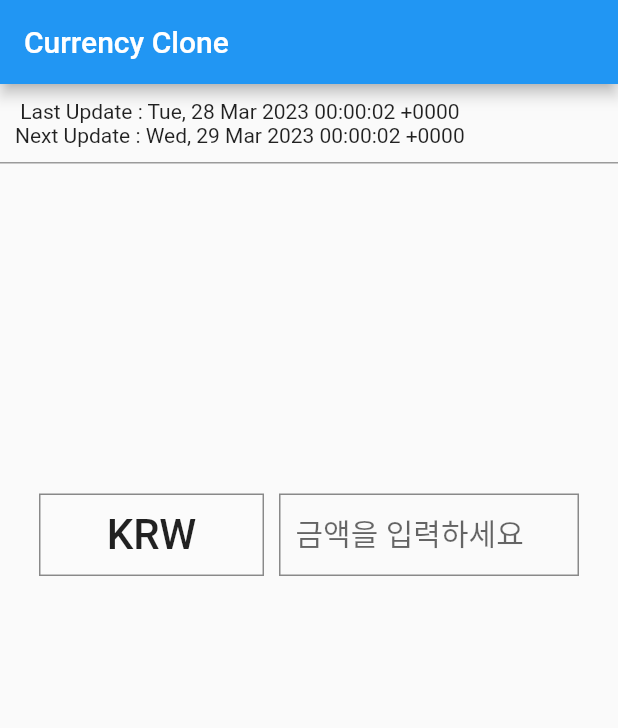
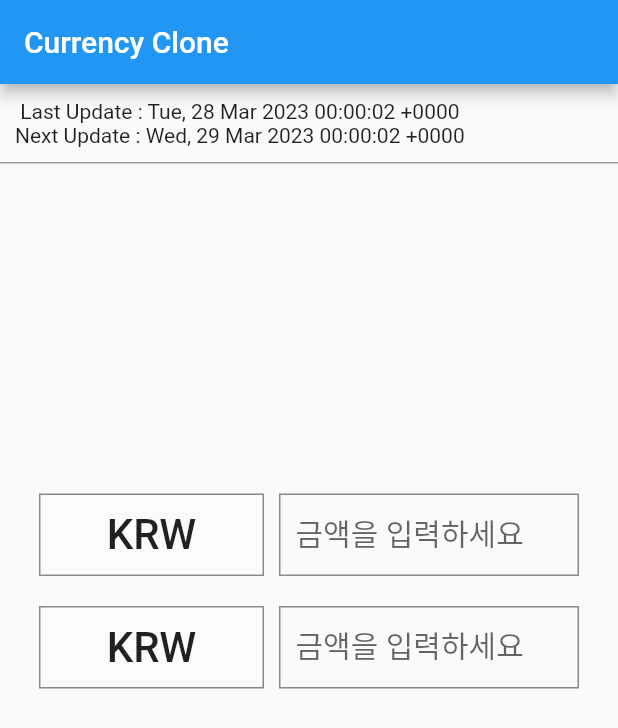
Before and after one commit to wyongjae/currency_info_prac_clone, a Flutter app: the screen it shows after launch, on a phone screen of 412 x 824 dp. Shown: the top 728 px of the screen. Run offline on Flutter 3.47's test engine with Material 2 defaults, Android fonts, the light colour scheme and no system bars; our stand-ins replace freezed_annotation.

Commit message:
1. Add: setNation, changeMoney method in CurrencyViewModel

```diff
--- a/lib/data/data_source/currency_api.dart
+++ b/lib/data/data_source/currency_api.dart
@@ -6,6 +6,7 @@ import 'package:http/http.dart' as http;
 class CurrencyApi {
   final http.Client _client;
 
+  // 선택 매개변수
   CurrencyApi({http.Client? client}) : _client = (client ?? http.Client());
 
   Future<Currency> fetch() async {
--- a/lib/main.dart
+++ b/lib/main.dart
@@ -12,7 +12,6 @@ void main() {
 class MyApp extends StatelessWidget {
   const MyApp({super.key});
 
-  // This widget is the root of your application.
   @override
   Widget build(BuildContext context) {
     return MultiProvider(
--- a/lib/presentation/currency_screen/currency_screen.dart
+++ b/lib/presentation/currency_screen/currency_screen.dart
@@ -11,6 +11,7 @@ class CurrencyScreen extends StatefulWidget {
 
 class _CurrencyScreenState extends State<CurrencyScreen> {
   final _firstController = TextEditingController();
+  final _secondController = TextEditingController();
 
   @override
   void initState() {
@@ -19,6 +20,13 @@ class _CurrencyScreenState extends State<CurrencyScreen> {
       final viewModel = context.read<CurrencyScreenViewModel>();
       viewModel.fetch();
     });
+  }
+
+  @override
+  void dispose() {
+    super.dispose();
+    _firstController.dispose();
+    _secondController.dispose();
   }
 
   @override
@@ -79,7 +87,10 @@ class _CurrencyScreenState extends State<CurrencyScreen> {
                                     state.conversionRates[index];
 
                                 return InkWell(
-                                  onTap: () {},
+                                  onTap: () {
+                                    viewModel.setNation(conversionRates);
+                                    Navigator.pop(context);
+                                  },
                                   child: ListTile(
                                     title: Text(conversionRates.nation),
                                     trailing: Text('${conversionRates.rate}'),
@@ -119,11 +130,103 @@ class _CurrencyScreenState extends State<CurrencyScreen> {
                     color: Colors.black45,
                   ),
                 ),
-                child: TextFormField(
+                child: TextField(
                   style: const TextStyle(fontSize: 20),
                   controller: _firstController,
                   keyboardType: TextInputType.number,
-                  onChanged: (text) {},
+                  onChanged: (text) {
+                    viewModel.changeFirstMoney(_firstController.text);
+                  },
+                  decoration: const InputDecoration(
+                    contentPadding: EdgeInsets.all(10),
+                    border: InputBorder.none,
+                    hintText: '금액을 입력하세요',
+                  ),
+                ),
+              ),
+            ],
+          ),
+          const SizedBox(
+            height: 20,
+          ),
+          Row(
+            crossAxisAlignment: CrossAxisAlignment.center,
+            mainAxisAlignment: MainAxisAlignment.center,
+            children: [
+              Container(
+                width: 150,
+                height: 55,
+                decoration: BoxDecoration(
+                  border: Border.all(
+                    width: 1,
+                    color: Colors.black45,
+                  ),
+                ),
+                child: ElevatedButton(
+                  onPressed: () {
+                    showDialog(
+                      context: context,
+                      builder: (BuildContext context) {
+                        return AlertDialog(
+                          content: SizedBox(
+                            height: 400,
+                            width: double.maxFinite,
+                            child: ListView.builder(
+                              itemBuilder: (context, index) {
+                                final conversionRates =
+                                    state.conversionRates[index];
+
+                                return InkWell(
+                                  onTap: () {
+                                    viewModel.setNation2(conversionRates);
+                                    Navigator.pop(context);
+                                  },
+                                  child: ListTile(
+                                    title: Text(conversionRates.nation),
+                                    trailing: Text('${conversionRates.rate}'),
+                                  ),
+                                );
+                              },
+                            ),
+                          ),
+                        );
+                      },
+                    );
+                  },
+                  style: ElevatedButton.styleFrom(
+                    shape: const RoundedRectangleBorder(
+                        borderRadius: BorderRadius.zero),
+                    elevation: 0.0,
+                    backgroundColor: Colors.white12,
+                    foregroundColor: Colors.black87,
+                  ),
+                  child: Text(
+                    viewModel.state.secondConversionRate.nation,
+                    style: const TextStyle(
+                      fontSize: 28,
+                    ),
+                  ),
+                ),
+              ),
+              const SizedBox(
+                width: 10,
+              ),
+              Container(
+                width: 200,
+                height: 55,
+                decoration: BoxDecoration(
+                  border: Border.all(
+                    width: 1,
+                    color: Colors.black45,
+                  ),
+                ),
+                child: TextField(
+                  style: const TextStyle(fontSize: 20),
+                  controller: _secondController,
+                  keyboardType: TextInputType.number,
+                  onChanged: (text) {
+                    viewModel.changeSecondMoney(_secondController.text);
+                  },
                   decoration: const InputDecoration(
                     contentPadding: EdgeInsets.all(10),
                     border: InputBorder.none,
--- a/lib/presentation/currency_screen/currency_state.dart
+++ b/lib/presentation/currency_screen/currency_state.dart
@@ -15,6 +15,7 @@ class CurrencyState with _$CurrencyState {
     required ConversionRate secondConversionRate,
     @Default(0) num firstMoney,
     @Default(0) num secondMoney,
+    @Default(0) num money,
   }) = _CurrencyState;
 
   factory CurrencyState.fromJson(Map<String, dynamic> json) =>
```
Also changed, not shown: lib/presentation/currency_screen/currency_screen_view_model.dart (+36 -0 lines), lib/presentation/currency_screen/currency_state.freezed.dart, lib/presentation/currency_screen/currency_state.g.dart.
